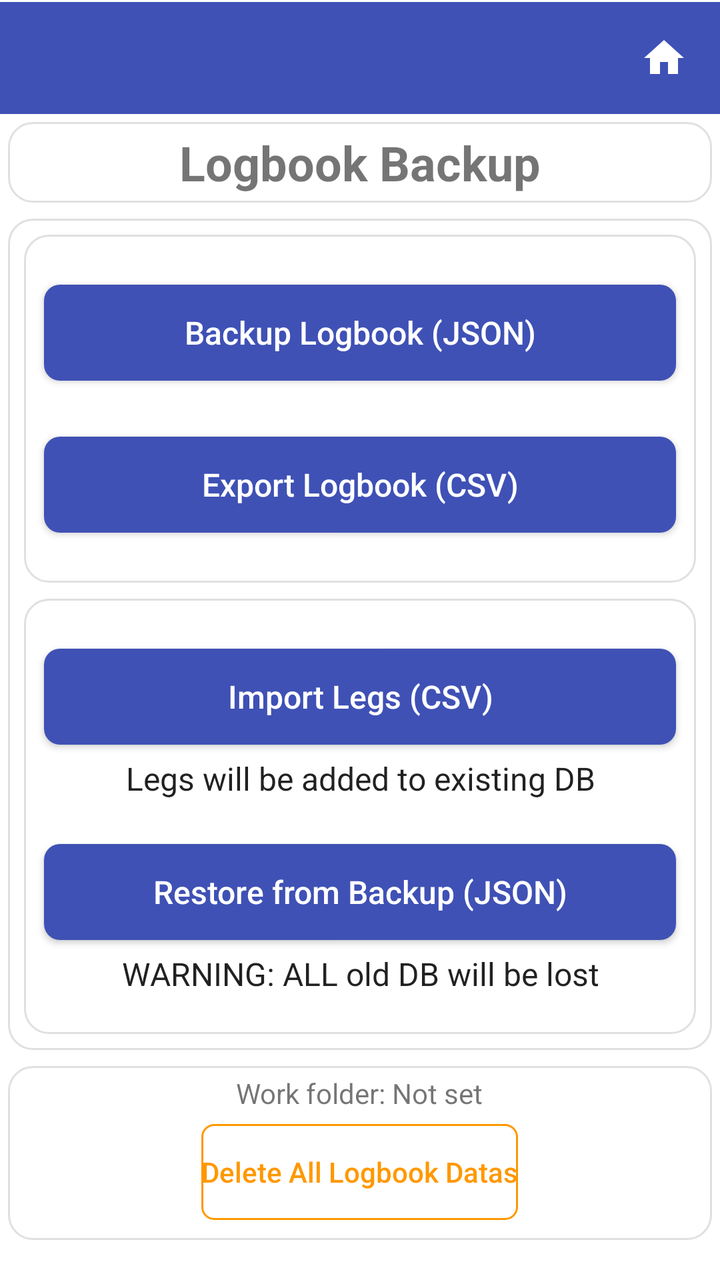
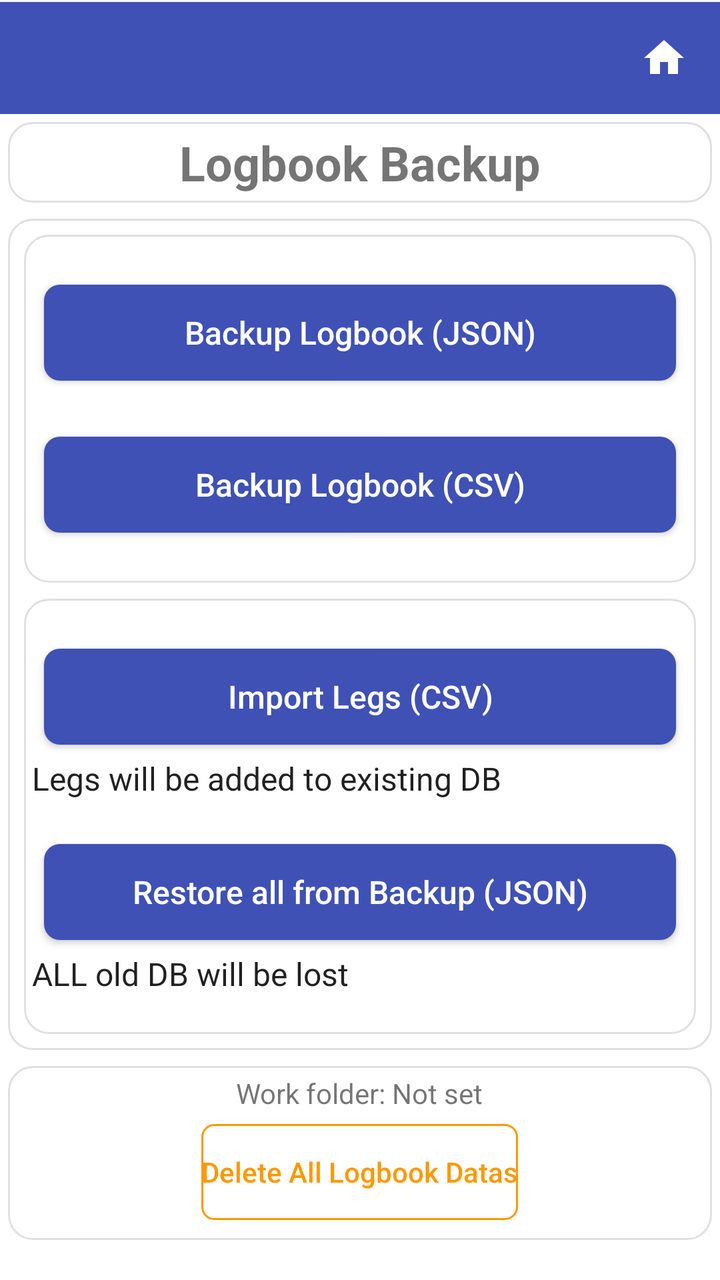

Before-and-after screenshots of an Android layout around one commit, followed by the original layout XML and the change that was made.
<!-- AndroidManifest.xml: application theme Theme.StripToLogbook.View -->
<!-- res/layout/activity_backup.xml -->
<?xml version="1.0" encoding="utf-8"?>
<LinearLayout xmlns:android="http://schemas.android.com/apk/res/android"
    android:layout_width="match_parent"
    android:layout_height="match_parent"
    android:orientation="vertical"
    android:paddingBottom="16dp">

    
    <include layout="@layout/view_app_toolbar" />

    
    <LinearLayout
        style="@style/Card.Surface"
        android:layout_width="match_parent"
        android:layout_height="wrap_content"
        android:autoSizeTextType="uniform"
        android:gravity="center"
        android:orientation="vertical">

        <TextView
            android:layout_width="wrap_content"
            android:layout_height="wrap_content"
            android:layout_gravity="center"
            android:text="Logbook Backup"
            android:textSize="24sp"
            android:textStyle="bold" />

    </LinearLayout>

    <LinearLayout
        style="@style/Card.Surface"
        android:layout_width="match_parent"
        android:layout_height="0dp"
        android:layout_marginTop="6dp"
        android:layout_weight="1"
        android:gravity="center"
        android:orientation="vertical">

        <LinearLayout
            style="@style/Card.Surface"
            android:layout_width="match_parent"
            android:layout_height="wrap_content"
            android:layout_weight="1"
            android:gravity="center"
            android:orientation="vertical">

            <Button
                android:id="@+id/btn_backup_json"
                style="@style/PrimaryButtonStyle"
                android:layout_width="match_parent"
                android:layout_height="wrap_content"
                android:text="Backup Logbook (JSON)" />

            <Space
                android:layout_width="match_parent"
                android:layout_height="16dp" />

            <Button
                android:id="@+id/btn_export_csv"
                style="@style/PrimaryButtonStyle"
                android:layout_width="match_parent"
                android:layout_height="wrap_content"
                android:text="Export Logbook (CSV)" />


        </LinearLayout>

        <LinearLayout
            style="@style/Card.Surface"
            android:layout_width="match_parent"
            android:layout_height="wrap_content"
            android:layout_weight="1"
            android:gravity="center"
            android:orientation="vertical">

            <Button
                android:id="@+id/btn_import_csv"
                style="@style/PrimaryButtonStyle"
                android:layout_width="match_parent"
                android:layout_height="wrap_content"
                android:text="Import Legs (CSV)" />

            <TextView
                style="@style/TextAppearance.AppCompat.Body1"
                android:layout_width="wrap_content"
                android:layout_height="wrap_content"
                android:gravity="center"
                android:text="Legs will be added to existing DB" />

            <Space
                android:layout_width="match_parent"
                android:layout_height="16dp" />

            <Button
                android:id="@+id/btn_restore_json"
                style="@style/PrimaryButtonStyle"
                android:layout_width="match_parent"
                android:layout_height="wrap_content"
                android:text="Restore from Backup (JSON)" />

            <TextView
                style="@style/TextAppearance.AppCompat.Body1"
                android:layout_width="wrap_content"
                android:layout_height="wrap_content"
                android:gravity="center"
                android:text="WARNING: ALL old DB will be lost" />


        </LinearLayout>
    </LinearLayout>

    
    <LinearLayout
        style="@style/Card.Surface"
        android:layout_width="match_parent"
        android:layout_height="wrap_content"
        android:layout_marginBottom="30dp"
        android:gravity="center"
        android:orientation="vertical">

        <TextView
            android:id="@+id/txt_work_folder"
            android:layout_width="wrap_content"
            android:layout_height="wrap_content"
            android:gravity="center"
            android:text="Work folder: Not set" />

        <Button
            android:id="@+id/btn_delete_all"
            style="@style/SecondaryButtonWarningStyle"
            android:layout_width="wrap_content"
            android:layout_height="wrap_content"
            android:text="Delete All Logbook Datas" />

    </LinearLayout>

</LinearLayout>
<!-- res/layout/view_app_toolbar.xml (included above) -->
<?xml version="1.0" encoding="utf-8"?>
<LinearLayout xmlns:android="http://schemas.android.com/apk/res/android"
    android:id="@+id/toolbar_container"
    android:layout_width="match_parent"
    android:layout_height="wrap_content"
    android:orientation="vertical"
    android:background="@color/colorPrimary">

    <View
        android:id="@+id/status_bar_spacer"
        android:layout_width="match_parent"
        android:layout_height="0dp"
        android:background="@color/colorPrimary" />

    <View
        android:layout_width="match_parent"
        android:layout_height="1dp"
        android:background="@color/surface" />

    <LinearLayout
        android:layout_width="match_parent"
        android:layout_height="wrap_content"
        android:orientation="horizontal"
        android:gravity="center_vertical"
        android:background="@color/colorPrimary">

        <androidx.appcompat.widget.Toolbar
            android:id="@+id/toolbar"
            style="@style/ToolbarStyle"
            android:layout_width="0dp"
            android:layout_height="wrap_content"
            android:layout_weight="1"
            android:background="@color/colorPrimary"
            android:minHeight="?attr/actionBarSize" />

        <ImageButton
            android:id="@+id/btn_home"
            android:layout_width="?attr/actionBarSize"
            android:layout_height="?attr/actionBarSize"
            android:background="?attr/selectableItemBackgroundBorderless"
            android:contentDescription="Home"
            android:src="@drawable/ic_home" />
    </LinearLayout>
</LinearLayout>
<!-- resources referenced by this layout -->
<resources>
  <color name="colorPrimary">#3F51B5</color>
  <color name="surface">#FFFFFFFF</color>
  <!-- drawable ic_home (drawable) -->
  <?xml version="1.0" encoding="utf-8"?>
  <vector xmlns:android="http://schemas.android.com/apk/res/android"
      android:width="24dp"
      android:height="24dp"
      android:viewportWidth="24"
      android:viewportHeight="24">
      <path
          android:fillColor="@color/surface"
          android:pathData="M10,20v-6h4v6h5v-8h3L12,3 2,12h3v8z" />
  </vector>
  <style name="Card.Surface">
          <item name="android:background">@drawable/bg_card</item>
          <item name="android:padding">4dp</item>
          <item name="android:layout_margin">4dp</item>
      </style>
  <style name="TextAppearance.AppCompat.Body1" parent="TextAppearance.AppCompat">
          <item name="android:textSize">16sp</item>
          <item name="android:textColor">@color/text_primary</item>
          <item name="android:fontFamily">sans-serif</item>
      </style>
  <style name="ToolbarStyle" parent="Widget.AppCompat.Toolbar">
          <item name="android:background">@color/colorPrimary</item>
          <item name="titleTextAppearance">@style/ToolbarTitleStyle</item>
      </style>
  <!-- drawable bg_card (drawable) -->
  <?xml version="1.0" encoding="utf-8"?>
  <shape xmlns:android="http://schemas.android.com/apk/res/android">
      <solid android:color="@color/surface" />
      <corners android:radius="12dp" />
      <stroke android:width="1dp"
          android:color="@color/border" />
  </shape>
  <!-- drawable bg_button_primary (drawable) -->
  <?xml version="1.0" encoding="utf-8"?>
  <shape xmlns:android="http://schemas.android.com/apk/res/android">
      <solid android:color="@color/colorPrimary" />
      <corners android:radius="8dp" />
  </shape>
  <!-- drawable bg_button_warning (drawable) -->
  <?xml version="1.0" encoding="utf-8"?>
  <shape xmlns:android="http://schemas.android.com/apk/res/android">
      <solid android:color="@android:color/transparent" />
      <stroke android:width="1dp" android:color="@color/warning" />
      <corners android:radius="6dp" />
  </shape>
  <color name="warning">#FF9800</color>
  <color name="text_primary">#DE000000</color>
  <style name="ToolbarTitleStyle" parent="Widget.AppCompat.EditText">
          
          <item name="android:textColor">@color/surface</item>
          <item name="tint">@android:color/white</item>
      </style>
  <color name="purple_500">#FF6200EE</color>
  <color name="purple_700">#FF3700B3</color>
  <color name="teal_200">#FF03DAC5</color>
  <color name="dropdown_background">#FFFFFFFF</color>
  <style name="NoBackgroundTextView" parent="Widget.AppCompat.TextView">
          <item name="android:background">@null</item>
      </style>
  <style name="MyAutoCompleteTextViewStyle" parent="Widget.AppCompat.AutoCompleteTextView">
          <item name="android:textSize">16sp</item>
          <item name="android:textColor">@color/text_primary</item>
          <item name="android:fontFamily">sans-serif</item>
          <item name="android:popupBackground">@color/dropdown_background</item>
      </style>
  <style name="ToolbarNavButtonStyle" parent="Widget.AppCompat.Toolbar.Button.Navigation">
          <item name="android:tint">@color/surface</item>
      </style>
  <color name="border">#E0E0E0</color>
  <!-- drawable edittext_background (drawable) -->
  <selector xmlns:android="http://schemas.android.com/apk/res/android">
      <item android:state_enabled="false"
          android:drawable="@android:color/transparent" />
      <item android:drawable="@drawable/edittext_background_shape" />
  
  
  
  </selector>
  <!-- drawable edittext_background_shape (drawable) -->
  <shape xmlns:android="http://schemas.android.com/apk/res/android">
      <solid android:color="@color/edittext_background_color" />
      <corners android:radius="4dp" />
      
      <stroke android:width="1dp" android:color="@color/edittext_stroke_color" />
  </shape>
  <color name="edittext_background_color">#F5F5F5</color>
  <color name="edittext_stroke_color">#DDDDDD</color>
  <!-- unchanged entries left out for length: 4 -->
</resources>

<!-- the commit's change to res/layout/activity_backup.xml (unified diff, before → after) -->
@@ -60,7 +60,7 @@
                 style="@style/PrimaryButtonStyle"
                 android:layout_width="match_parent"
                 android:layout_height="wrap_content"
-                android:text="Export Logbook (CSV)" />
+                android:text="Backup Logbook (CSV)" />
 
 
         </LinearLayout>
@@ -84,7 +84,7 @@
                 style="@style/TextAppearance.AppCompat.Body1"
                 android:layout_width="wrap_content"
                 android:layout_height="wrap_content"
-                android:gravity="center"
+                android:layout_gravity="start"
                 android:text="Legs will be added to existing DB" />
 
             <Space
@@ -96,14 +96,14 @@
                 style="@style/PrimaryButtonStyle"
                 android:layout_width="match_parent"
                 android:layout_height="wrap_content"
-                android:text="Restore from Backup (JSON)" />
+                android:text="Restore all from Backup (JSON)" />
 
             <TextView
                 style="@style/TextAppearance.AppCompat.Body1"
                 android:layout_width="wrap_content"
                 android:layout_height="wrap_content"
-                android:gravity="center"
-                android:text="WARNING: ALL old DB will be lost" />
+                android:layout_gravity="start"
+                android:text="ALL old DB will be lost" />
 
 
         </LinearLayout>
